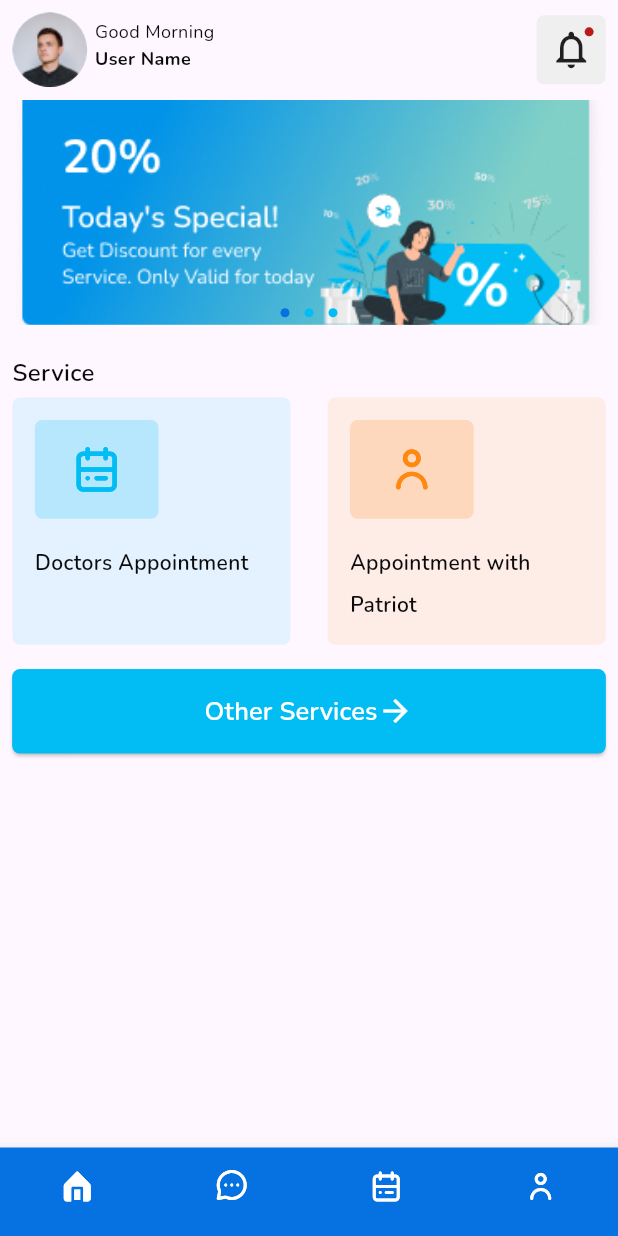
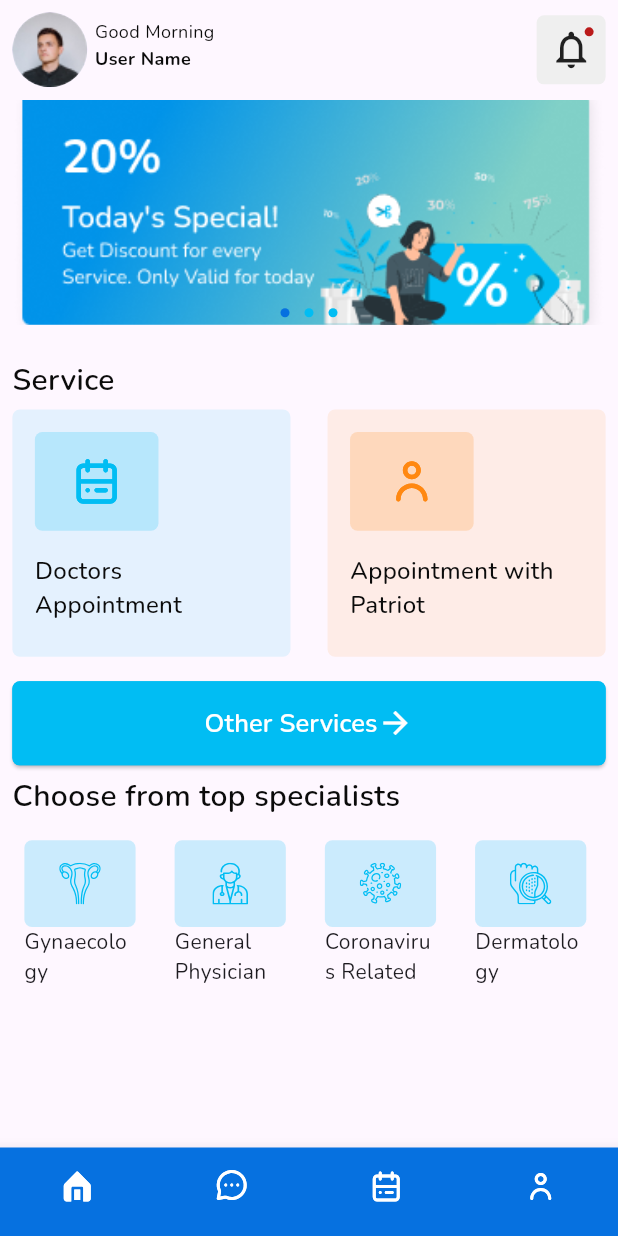
Before and after one commit to fhfaisal/HealthcareApp, a Flutter app: the screen it shows after launch, on a phone screen of 412 x 824 dp. Run offline on Flutter 3.47's test engine with Material 2 defaults, Android fonts, the phone set to English and light mode, and no system bars; drawn by our look-alikes of flutter_image_slideshow; our stand-ins replace flutter_svg, google_fonts.

Commit message:
add doctors category

```diff
--- /dev/null
+++ b/lib/models/doctors_category.dart
@@ -0,0 +1,12 @@
+class TopSpecialists {
+  String icon;
+  String categoryName;
+  TopSpecialists({required this.icon,required this.categoryName});
+}
+List<TopSpecialists> specialistsList = [
+  TopSpecialists(icon: 'assets/images/gynaecology.svg', categoryName: 'Gynaecology'),
+  TopSpecialists(icon: 'assets/images/general.svg', categoryName: 'General Physician'),
+  TopSpecialists(icon: 'assets/images/coronavirus.svg', categoryName: 'Coronavirus Related'),
+  TopSpecialists(icon: 'assets/images/dermatology.svg', categoryName: 'Dermatology'),
+  // Add more objects as needed
+];
--- a/lib/screens/home/home_page.dart
+++ b/lib/screens/home/home_page.dart
@@ -1,7 +1,7 @@
+
 import 'package:doctor_app/settings/refactoring_widgets/Custom_widgets.dart';
 import 'package:doctor_app/settings/system/widget_settings.dart';
 import 'package:flutter/material.dart';
-import 'package:flutter_svg/flutter_svg.dart';
 
 class HomeScreen extends StatelessWidget {
   const HomeScreen({super.key});
@@ -15,11 +15,11 @@ class HomeScreen extends StatelessWidget {
       //   centerTitle: true,
       // ),
       body: SafeArea(
+        child: SingleChildScrollView(
           child: Container(
             margin: EdgeInsets.symmetric(horizontal: mq.width * .02),
-          child: ListView(
-            children: [
-              Column(
+            child: Column(
+              crossAxisAlignment: CrossAxisAlignment.start,
               children: [
                 Container(
                   margin: EdgeInsets.symmetric(vertical: mq.height * .01),
@@ -67,8 +67,6 @@ class HomeScreen extends StatelessWidget {
                     ],
                   ),
                 ),
-                ],
-              ),
                 Container(
                   height: 150,
                   width: double.infinity,
@@ -76,9 +74,21 @@ class HomeScreen extends StatelessWidget {
                       BoxDecoration(borderRadius: BorderRadius.circular(5)),
                   child: const CustomSlider(),
                 ),
-              ServiceWidget(),
-              CustomButton(btnText: 'Other Services', onTap: (){},isIcon: true,addIcon: Icons.arrow_forward_outlined,color: Colors.white,)
+                const ServiceWidget(),
+                CustomButton(
+                  btnText: 'Other Services',
+                  onTap: () {},
+                  isIcon: true,
+                  addIcon: Icons.arrow_forward_outlined,
+                  color: Colors.white,
+                ),
+                Text(
+                  'Choose from top specialists',
+                  style: categoryStyle(),
+                ),
+                const DoctorCategory(),
               ],
+            ),
           ),
         ),
       ),
--- a/lib/settings/refactoring_widgets/Custom_widgets.dart
+++ b/lib/settings/refactoring_widgets/Custom_widgets.dart
@@ -1,3 +1,4 @@
+import 'package:doctor_app/models/doctors_category.dart';
 import 'package:doctor_app/settings/system/widget_settings.dart';
 import 'package:flutter/material.dart';
 import 'package:flutter_image_slideshow/flutter_image_slideshow.dart';
@@ -51,7 +52,7 @@ class ServiceWidget extends StatelessWidget {
         children: [
           Text(
             'Service',
-            style: categoryStyle(16),
+            style: categoryStyle(),
           ),
           Row(
             mainAxisAlignment: MainAxisAlignment.spaceBetween,
@@ -84,7 +85,7 @@ class ServiceWidget extends StatelessWidget {
                         margin: EdgeInsets.symmetric(horizontal: 15),
                         child: Text(
                           "Doctors Appointment",
-                          style: categoryStyle(14),
+                          style: regularStyle(),
                         ))
                   ],
                 ),
@@ -117,7 +118,7 @@ class ServiceWidget extends StatelessWidget {
                         margin: EdgeInsets.symmetric(horizontal: 15),
                         child: Text(
                           "Appointment with Patriot",
-                          style: categoryStyle(14),
+                          style: regularStyle(),
                         ))
                   ],
                 ),
@@ -132,7 +133,7 @@ class ServiceWidget extends StatelessWidget {
 
 class CustomButton extends StatelessWidget {
   CustomButton(
-      {required this.btnText,
+      {super.key, required this.btnText,
       required this.onTap,
       this.isOutlined,
       this.isIcon,
@@ -184,21 +185,50 @@ class CustomButton extends StatelessWidget {
   }
 }
 
-class MyCard extends StatelessWidget {
-  const MyCard({super.key});
+class DoctorCategory extends StatelessWidget {
+  const DoctorCategory({
+    super.key,
+  });
 
   @override
   Widget build(BuildContext context) {
     return Container(
-      decoration: BoxDecoration(
-          color: const Color(0xffEFEFEF),
-          borderRadius: BorderRadius.circular(5)),
-      child: const Padding(
-        padding: EdgeInsets.all(8.0),
-        child: Badge(
-          child: Icon(Icons.notifications_none, size: 30),
-        ),
-      ),
-    );
+        height: 120,
+        margin: const EdgeInsets.only(top: 10),
+        child: ListView.separated(
+          separatorBuilder: (context, index) {
+            return const SizedBox(width: 10,);
+          },
+          itemCount: specialistsList.length,
+          scrollDirection: Axis.horizontal,
+          itemBuilder: (context, index) {
+            return Column(
+              children: [
+                Container(
+                  margin: const EdgeInsets.symmetric(horizontal: 8),
+                  height: mq.height * .07,
+                  width: mq.width * .18,
+                  decoration: BoxDecoration(
+                      color: secondaryColor.withOpacity(0.2),
+                      borderRadius: BorderRadius.circular(5)),
+                  child: Padding(
+                    padding: const EdgeInsets.all(15.0),
+                    child: SvgPicture.asset(
+                      '${specialistsList[index].icon}',
+                      color: secondaryColor,
+                    ),
+                  ),
+                ),
+                SizedBox(
+                  width: mq.width * .18,
+                  child: Text(
+                    "${specialistsList[index].categoryName}",
+                    style: myFontStyle(14),
+                  ),
+                )
+              ],
+            );
+          },
+        ));
   }
 }
--- a/lib/settings/system/widget_settings.dart
+++ b/lib/settings/system/widget_settings.dart
@@ -1,5 +1,6 @@
 import 'dart:ui';
 import 'package:flutter/cupertino.dart';
+import 'package:flutter/material.dart';
 import 'package:flutter_svg/flutter_svg.dart';
 import 'package:google_fonts/google_fonts.dart';
 appbarStyle(){
@@ -10,9 +11,9 @@ appbarStyle(){
     height: 5,
   );
 }
-categoryStyle(double?FS){
+categoryStyle(){
   return GoogleFonts.nunito(
-    fontSize: FS,
+    fontSize: 20,
     fontWeight: FontWeight.w600,
     color: textPureBlack,
     height: 2,
@@ -41,6 +42,13 @@ myFontStyle(double FS,[FontWeight? Fw, Color? clr]){
     color:clr ,
   );
 }
+regularStyle(){
+  return GoogleFonts.nunito(
+    fontSize:16 ,
+    fontWeight: FontWeight.w500,
+    color: textPureBlack,
+  );
+}
 svgPic(String path ,[double? height,Color? clr]){
   return SvgPicture.asset('${path}',height: height,color:clr,);
 }
```
Also changed, not shown: assets/images/coronavirus.svg (added), assets/images/dermatology.svg (added), assets/images/general.svg (added), assets/images/gynaecology.svg (added). Lines whose indentation alone changed are shown as unchanged.
